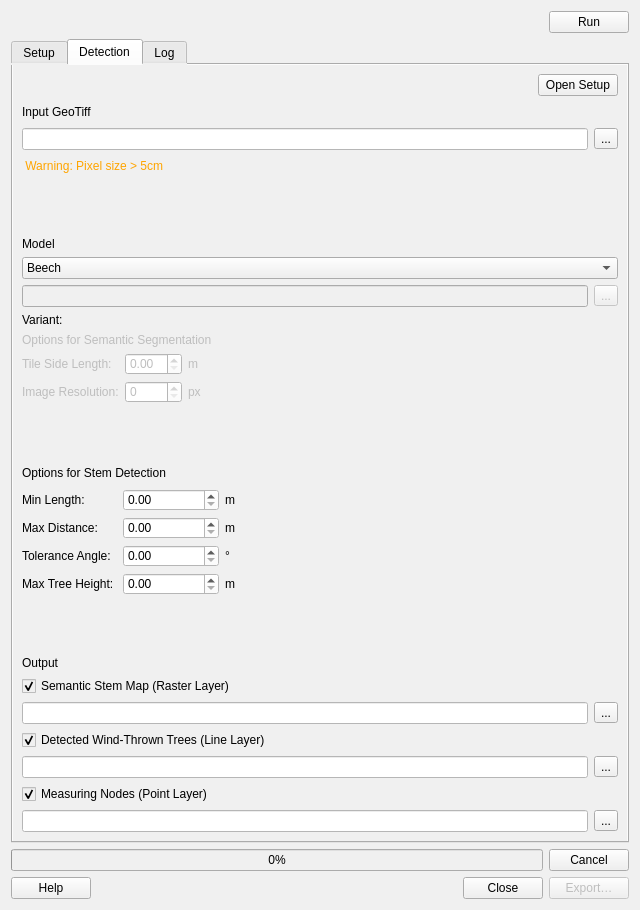
cwinkelmann/WINMOL_Analyzer, file winmol_analyzer_dialog_base.ui: the form before one commit.
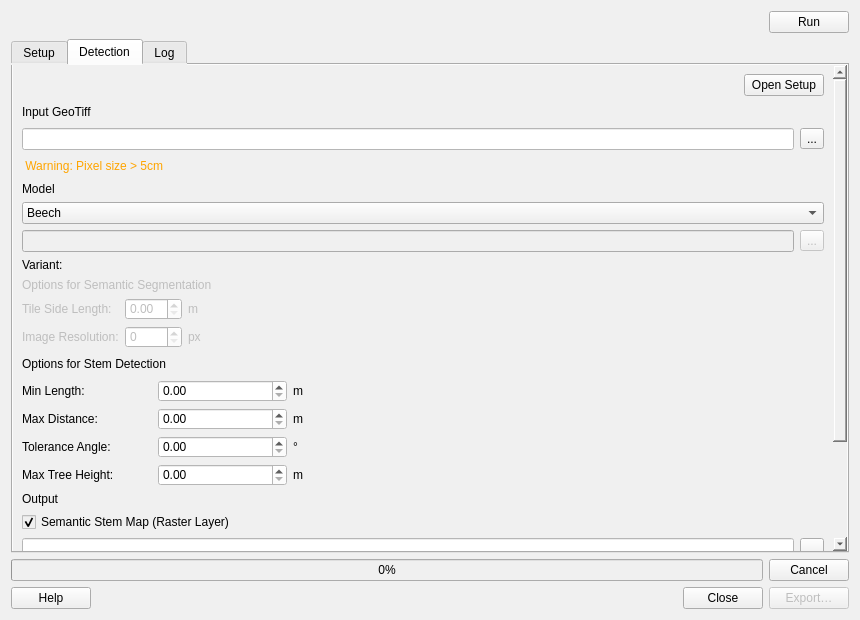
The form after the commit.

Commit message: fix(ui): the dialog fits a laptop — scrollable tabs, pinned controls

What changed in the file:
```diff
--- a/winmol_analyzer_dialog_base.ui
+++ b/winmol_analyzer_dialog_base.ui
@@ -6,10 +6,29 @@
    <rect>
     <x>0</x>
     <y>0</y>
-    <width>640</width>
-    <height>750</height>
+    <width>860</width>
+    <height>620</height>
    </rect>
   </property>
+  <!-- This used to declare 640x750 and mean neither number: with the tab
+       pages laid out directly, the dialog's minimumSizeHint was 828x1089
+       and Qt silently grew the window to it, which is how the Run and
+       Close buttons ended up below the bottom of a laptop screen. The
+       pages are in QScrollAreas now, so these values are real.
+
+       Height clears an 800 px panel once the menu bar, the dock and the
+       window chrome have taken their cut. Width is the Setup tab's
+       natural width (its button grid wants ~800 px), so the default
+       opens with no horizontal scrollbar; it is the width the dialog was
+       already being forced to. The minimum only has to keep the Run row,
+       the tab bar and the button row legible - the scroll areas absorb
+       everything else. -->
+  <property name="minimumSize">
+   <size>
+    <width>480</width>
+    <height>320</height>
+   </size>
+  </property>
   <property name="windowTitle">
    <string>Frame</string>
   </property>
@@ -479,6 +498,36 @@
       <attribute name="title">
        <string>Detection</string>
       </attribute>
+      <layout class="QVBoxLayout" name="verticalLayout_detection_outer">
+       <property name="leftMargin">
+        <number>0</number>
+       </property>
+       <property name="topMargin">
+        <number>0</number>
+       </property>
+       <property name="rightMargin">
+        <number>0</number>
+       </property>
+       <property name="bottomMargin">
+        <number>0</number>
+       </property>
+       <item>
+        <widget class="QScrollArea" name="scroll_detection">
+         <property name="frameShape">
+          <enum>QFrame::NoFrame</enum>
+         </property>
+         <property name="widgetResizable">
+          <bool>true</bool>
+         </property>
+         <widget class="QWidget" name="scroll_detection_contents">
+          <property name="geometry">
+           <rect>
+            <x>0</x>
+            <y>0</y>
+            <width>600</width>
+            <height>900</height>
+           </rect>
+          </property>
       <layout class="QVBoxLayout" name="verticalLayout_4">
        <item>
         <widget class="QWidget" name="setup_banner_widget" native="true">
@@ -1085,6 +1134,10 @@
           </widget>
          </item>
         </layout>
+           </item>
+          </layout>
+         </widget>
+        </widget>
        </item>
       </layout>
      </widget>
```
Left out of the diff: 40 changed lines with no effect on the pictures. Lines whose indentation alone changed are shown as unchanged. The commit also changes 2 other files.
